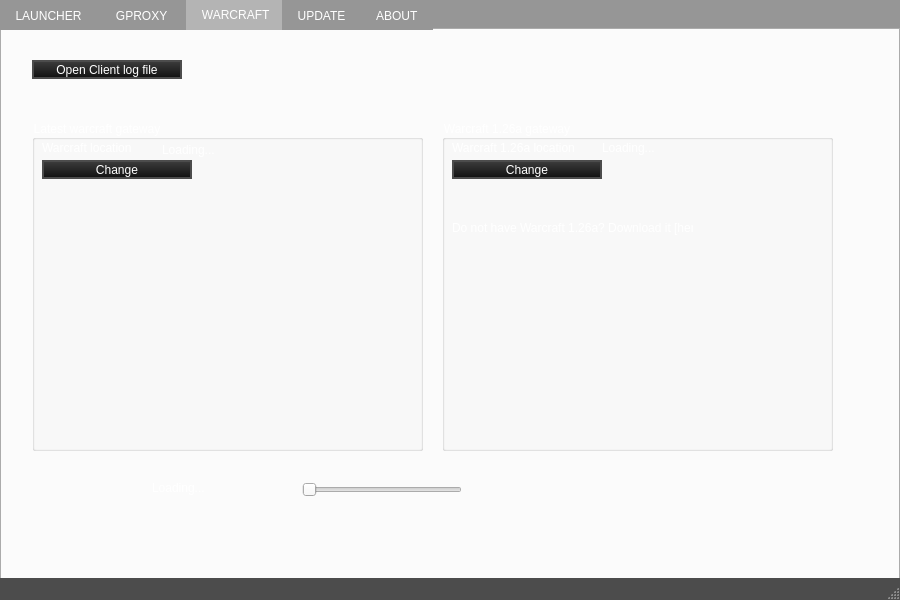
This is xpam/mainwindow.ui in cen1/xpam-client as Qt 5 draws it before an edit. The edited form follows.
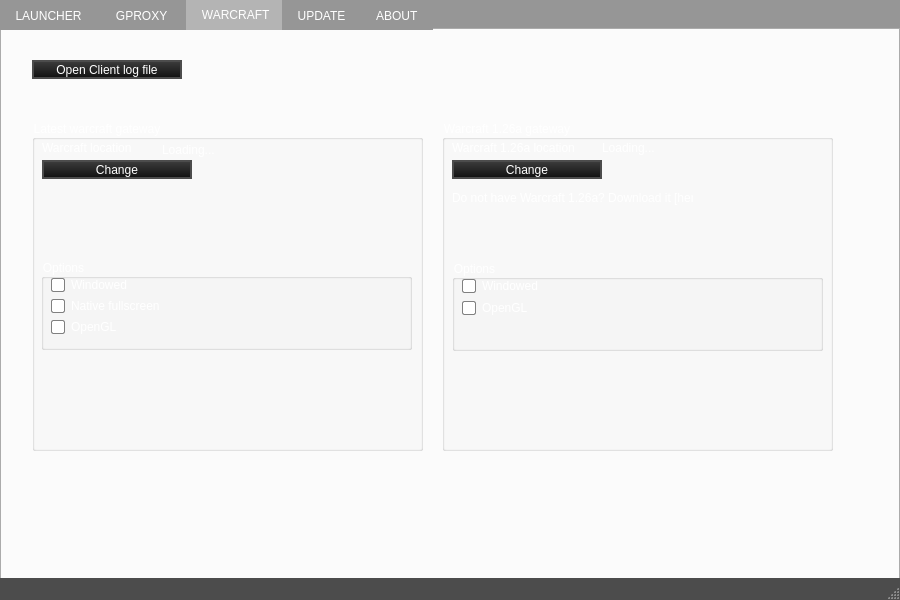
This is the edited form. The open tabs and pages were chosen to show the change. Icons and pictures are not drawn.

Commit message: More user-friendly W3 per-version options; Separated XPAM options;

```diff
--- a/xpam/mainwindow.ui
+++ b/xpam/mainwindow.ui
@@ -754,6 +754,64 @@
             <string>Change</string>
            </property>
           </widget>
+          <widget class="QGroupBox" name="groupBox">
+           <property name="geometry">
+            <rect>
+             <x>9</x>
+             <y>139</y>
+             <width>371</width>
+             <height>91</height>
+            </rect>
+           </property>
+           <property name="title">
+            <string>Options</string>
+           </property>
+           <widget class="QCheckBox" name="checkBox_opengl_latest">
+            <property name="geometry">
+             <rect>
+              <x>10</x>
+              <y>60</y>
+              <width>341</width>
+              <height>16</height>
+             </rect>
+            </property>
+            <property name="text">
+             <string>OpenGL</string>
+            </property>
+           </widget>
+           <widget class="QCheckBox" name="checkBox_windowed_latest">
+            <property name="geometry">
+             <rect>
+              <x>10</x>
+              <y>18</y>
+              <width>341</width>
+              <height>16</height>
+             </rect>
+            </property>
+            <property name="sizePolicy">
+             <sizepolicy hsizetype="MinimumExpanding" vsizetype="Fixed">
+              <horstretch>0</horstretch>
+              <verstretch>0</verstretch>
+             </sizepolicy>
+            </property>
+            <property name="text">
+             <string>Windowed</string>
+            </property>
+           </widget>
+           <widget class="QCheckBox" name="checkBox_fullscreen_latest">
+            <property name="geometry">
+             <rect>
+              <x>10</x>
+              <y>39</y>
+              <width>341</width>
+              <height>16</height>
+             </rect>
+            </property>
+            <property name="text">
+             <string>Native fullscreen</string>
+            </property>
+           </widget>
+          </widget>
          </widget>
          <widget class="QGroupBox" name="war_latest_groupbox_2">
           <property name="geometry">
@@ -825,7 +883,7 @@
            <property name="geometry">
             <rect>
              <x>10</x>
-             <y>100</y>
+             <y>70</y>
              <width>241</width>
              <height>16</height>
             </rect>
@@ -834,38 +892,51 @@
             <string>Do not have Warcraft 1.26a? Download it [here]</string>
            </property>
           </widget>
-         </widget>
-         <widget class="QSlider" name="horizontalSlider_ActiveMode">
-          <property name="geometry">
-           <rect>
-            <x>300</x>
-            <y>450</y>
-            <width>160</width>
-            <height>19</height>
-           </rect>
-          </property>
-          <property name="minimum">
-           <number>0</number>
-          </property>
-          <property name="maximum">
-           <number>1</number>
-          </property>
-          <property name="orientation">
-           <enum>Qt::Horizontal</enum>
-          </property>
-         </widget>
-         <widget class="QLabel" name="label_ActiveMode">
-          <property name="geometry">
-           <rect>
-            <x>150</x>
-            <y>450</y>
-            <width>141</width>
-            <height>16</height>
-           </rect>
-          </property>
-          <property name="text">
-           <string>Loading...</string>
-          </property>
+          <widget class="QGroupBox" name="groupBox_2">
+           <property name="geometry">
+            <rect>
+             <x>10</x>
+             <y>140</y>
+             <width>371</width>
+             <height>91</height>
+            </rect>
+           </property>
+           <property name="title">
+            <string>Options</string>
+           </property>
+           <widget class="QCheckBox" name="checkBox_opengl_126">
+            <property name="geometry">
+             <rect>
+              <x>10</x>
+              <y>40</y>
+              <width>341</width>
+              <height>16</height>
+             </rect>
+            </property>
+            <property name="text">
+             <string>OpenGL</string>
+            </property>
+           </widget>
+           <widget class="QCheckBox" name="checkBox_windowed_126">
+            <property name="geometry">
+             <rect>
+              <x>10</x>
+              <y>18</y>
+              <width>341</width>
+              <height>16</height>
+             </rect>
+            </property>
+            <property name="sizePolicy">
+             <sizepolicy hsizetype="MinimumExpanding" vsizetype="Fixed">
+              <horstretch>0</horstretch>
+              <verstretch>0</verstretch>
+             </sizepolicy>
+            </property>
+            <property name="text">
+             <string>Windowed</string>
+            </property>
+           </widget>
+          </widget>
          </widget>
         </widget>
         <widget class="QWidget" name="tabUpdate">
```
Left out of the diff: 29 changed lines with no effect on the pictures. The commit also changes 5 other files.
